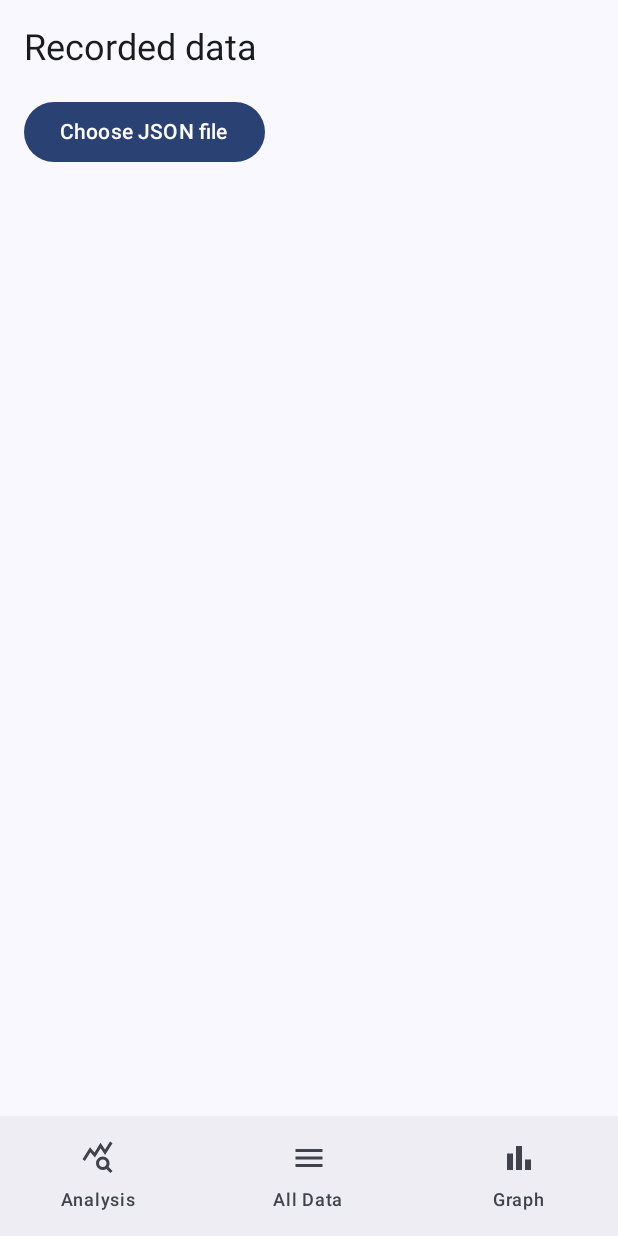
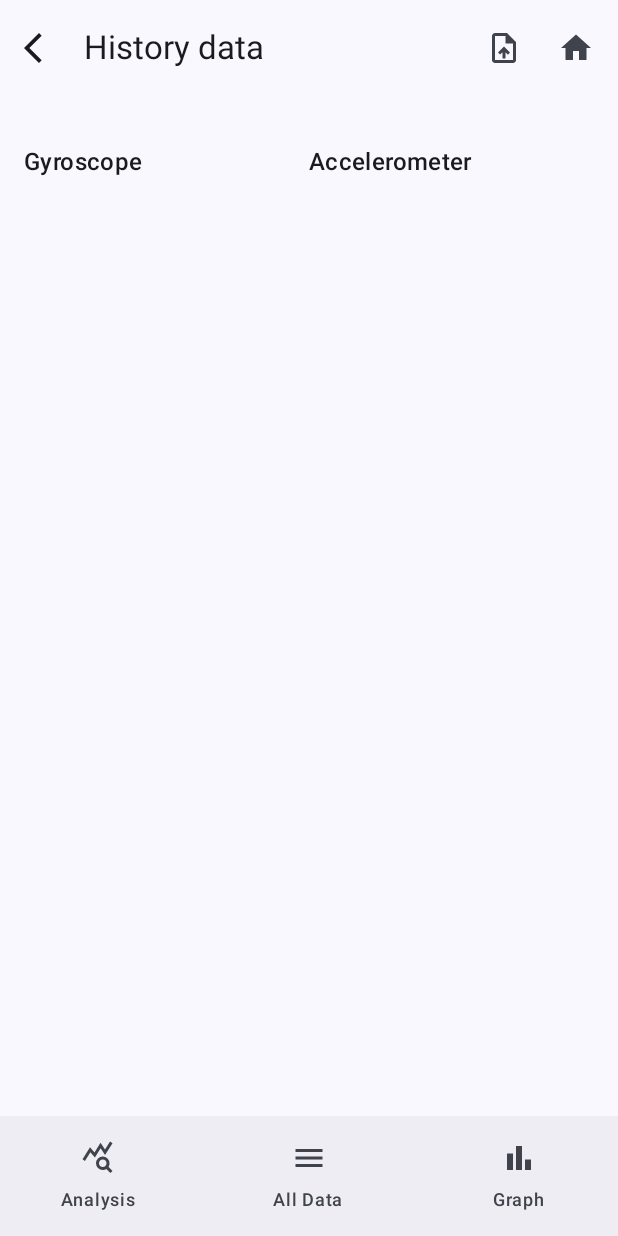
Before and after one commit to korunoskandrea/VR, an Android app built with Jetpack Compose: the LoadFromHistoryWidget screen opened through its navigation route, on a phone screen of 412 x 824 dp. Run offline under Robolectric (Android 15) with nearby library versions, the phone set to English and light mode, and no system bars.

Commit message:
Top Navigation Bar added

```diff
--- a/app/src/main/java/com/example/sensorsvr/ui/navigation/AppNavigation.kt
+++ b/app/src/main/java/com/example/sensorsvr/ui/navigation/AppNavigation.kt
@@ -12,7 +12,6 @@ import com.example.sensorsvr.ui.widgets.AllDataWidget
 import com.example.sensorsvr.ui.widgets.AnalysisWidget
 import com.example.sensorsvr.ui.widgets.ChartWidget
 import com.example.sensorsvr.ui.widgets.HomeWidget
-import com.example.sensorsvr.ui.widgets.LoadFromHistoryWidget
 import com.example.sensorsvr.ui.widgets.RecordDataWidget
 import com.example.sensorsvr.viewModel.DataViewModel
 import com.example.sensorsvr.viewModel.SensorViewModel
@@ -38,7 +37,8 @@ fun AppNavigation() {
             }
 
             composable("loadHistory") {
-                LoadFromHistoryWidget(navController = navController, dataViewModel)
+                dataViewModel.setIsHistory(true)
+                AllDataWidget(navController = navController, dataViewModel)
             }
 
             composable("analysis") {
--- /dev/null
+++ b/app/src/main/java/com/example/sensorsvr/ui/navigation/TopNavBar.kt
@@ -0,0 +1,86 @@
+package com.example.sensorsvr.ui.navigation
+
+import android.net.Uri
+import androidx.activity.compose.rememberLauncherForActivityResult
+import androidx.activity.result.contract.ActivityResultContracts
+import androidx.compose.material.icons.Icons
+import androidx.compose.material.icons.filled.Home
+import androidx.compose.material3.ExperimentalMaterial3Api
+import androidx.compose.material3.Icon
+import androidx.compose.material3.IconButton
+import androidx.compose.material3.Text
+import androidx.compose.material3.TopAppBar
+import androidx.compose.runtime.Composable
+import androidx.compose.runtime.getValue
+import androidx.compose.ui.platform.LocalContext
+import androidx.compose.ui.res.painterResource
+import androidx.lifecycle.viewmodel.compose.viewModel
+import androidx.navigation.NavController
+import androidx.navigation.compose.currentBackStackEntryAsState
+import com.example.sensorsvr.R
+import com.example.sensorsvr.viewModel.DataViewModel
+
+@OptIn(ExperimentalMaterial3Api::class)
+@Composable
+fun TopNavBar(navController: NavController, dataViewModel: DataViewModel = viewModel()) {
+    val navBackStackEntry by navController.currentBackStackEntryAsState()
+    val currentRoute = navBackStackEntry?.destination?.route
+
+    val title = when (currentRoute) {
+        "record" -> "Record data"
+        "loadHistory" -> "History data"
+        "analysis" -> "Analysis"
+        "allData" -> "All Data"
+        "chart" -> "Graph"
+        else -> "Sensor App"
+    }
+
+    val showTopBar = currentRoute != "home"
+    val context = LocalContext.current
+    val isHistory by dataViewModel.isHistory
+
+    val filePickerLauncher = rememberLauncherForActivityResult(
+        contract = ActivityResultContracts.OpenDocument(),
+        onResult = { uri: Uri? ->
+            uri?.let {
+                dataViewModel.loadFromFile(context, it)
+            }
+        }
+    )
+
+    if (showTopBar) {
+        TopAppBar(
+            title = { Text(text = title) },
+            navigationIcon = {
+                IconButton(onClick = {
+                    navController.popBackStack()
+                }) {
+                    Icon(
+                        painter = painterResource(id = R.drawable.arrow_back_ios_24dp_000000_fill0_wght400_grad0_opsz24),
+                        contentDescription = "Back"
+                    )
+                }
+            },
+            actions = {
+                if (isHistory) {
+                    IconButton(onClick = {
+                        filePickerLauncher.launch(arrayOf("application/json"))
+                    }) {
+                        Icon(
+                            painter = painterResource(id = R.drawable.upload_file_24dp_000000_fill0_wght400_grad0_opsz24),
+                            contentDescription = "Upload file"
+                        )
+                    }
+                }
+                IconButton(onClick = {
+                    navController.navigate("home")
+                }) {
+                    Icon(
+                        imageVector = Icons.Default.Home,
+                        contentDescription = "Go to Record"
+                    )
+                }
+            }
+        )
+    }
+}
--- a/app/src/main/java/com/example/sensorsvr/ui/widgets/AllDataWidget.kt
+++ b/app/src/main/java/com/example/sensorsvr/ui/widgets/AllDataWidget.kt
@@ -21,6 +21,7 @@ import androidx.compose.ui.unit.dp
 import androidx.lifecycle.viewmodel.compose.viewModel
 import androidx.navigation.NavController
 import com.example.sensorsvr.ui.navigation.BottomNavigationBar
+import com.example.sensorsvr.ui.navigation.TopNavBar
 import com.example.sensorsvr.utils.getBottomNavigationTabs
 import com.example.sensorsvr.viewModel.DataViewModel
 import java.text.SimpleDateFormat
@@ -42,6 +43,9 @@ fun AllDataWidget(
     val dateFormatter = remember { SimpleDateFormat("HH:mm:ss.SSS", Locale.getDefault()) }
 
     Scaffold(
+        topBar = {
+            TopNavBar(navController = navController, dataViewModel)
+        },
         bottomBar = {
             BottomNavigationBar(
                 navController = navController,
@@ -55,7 +59,6 @@ fun AllDataWidget(
                 .padding(paddingValues)
                 .padding(16.dp)
         ) {
-            Text("Recent recorded data", style = MaterialTheme.typography.headlineSmall)
             Spacer(modifier = Modifier.height(16.dp))
 
             Row(Modifier.fillMaxWidth()) {
--- a/app/src/main/java/com/example/sensorsvr/ui/widgets/AnalysisWidget.kt
+++ b/app/src/main/java/com/example/sensorsvr/ui/widgets/AnalysisWidget.kt
@@ -24,6 +24,7 @@ import com.airbnb.lottie.compose.rememberLottieComposition
 import com.example.sensorsvr.R
 import com.example.sensorsvr.model.SensorData
 import com.example.sensorsvr.ui.navigation.BottomNavigationBar
+import com.example.sensorsvr.ui.navigation.TopNavBar
 import com.example.sensorsvr.utils.getBottomNavigationTabs
 import com.example.sensorsvr.viewModel.DataViewModel
 import kotlin.math.sqrt
@@ -52,6 +53,9 @@ fun AnalysisWidget(
         iterations = LottieConstants.IterateForever
     )
     Scaffold(
+        topBar = {
+            TopNavBar(navController = navController, dataViewModel)
+        },
         bottomBar = {
             BottomNavigationBar(
                 navController = navController,
--- a/app/src/main/java/com/example/sensorsvr/ui/widgets/ChartWidget.kt
+++ b/app/src/main/java/com/example/sensorsvr/ui/widgets/ChartWidget.kt
@@ -17,6 +17,7 @@ import androidx.compose.ui.viewinterop.AndroidView
 import androidx.lifecycle.viewmodel.compose.viewModel
 import androidx.navigation.NavController
 import com.example.sensorsvr.ui.navigation.BottomNavigationBar
+import com.example.sensorsvr.ui.navigation.TopNavBar
 import com.example.sensorsvr.utils.getBottomNavigationTabs
 import com.example.sensorsvr.viewModel.DataViewModel
 import com.github.mikephil.charting.charts.LineChart
@@ -40,6 +41,9 @@ fun ChartWidget(
     val gyroData = data.filter { it.sensorType == "gyroscope" }
 
     Scaffold(
+        topBar = {
+            TopNavBar(navController = navController, dataViewModel)
+        },
         bottomBar = {
             BottomNavigationBar(
                 navController = navController,
@@ -60,7 +64,6 @@ fun ChartWidget(
             return@Scaffold
         }
 
-        // Refresh chart when data changes
         LaunchedEffect(data) {
             chartRef.value?.let { chart ->
                 val accelX = accelData.mapIndexed { i, d -> Entry(i.toFloat(), d.x) }
--- a/app/src/main/java/com/example/sensorsvr/ui/widgets/HomeWidget.kt
+++ b/app/src/main/java/com/example/sensorsvr/ui/widgets/HomeWidget.kt
@@ -7,30 +7,34 @@ import androidx.compose.foundation.layout.fillMaxSize
 import androidx.compose.foundation.layout.fillMaxWidth
 import androidx.compose.foundation.layout.height
 import androidx.compose.foundation.layout.padding
+import androidx.compose.foundation.layout.size
+import androidx.compose.foundation.layout.width
+import androidx.compose.material3.Button
 import androidx.compose.material3.Icon
+import androidx.compose.material3.Scaffold
 import androidx.compose.material3.Text
 import androidx.compose.runtime.Composable
 import androidx.compose.ui.Alignment
 import androidx.compose.ui.Modifier
 import androidx.compose.ui.res.painterResource
 import androidx.compose.ui.unit.dp
-import androidx.compose.foundation.layout.size
-import androidx.compose.foundation.layout.width
-
-import androidx.compose.material3.Button
 import com.example.sensorsvr.R
 
 @Composable
 fun HomeWidget(
-    onRecordClick:() -> Unit,
-    onLoadClick:() -> Unit
+    onRecordClick: () -> Unit,
+    onLoadClick: () -> Unit
 ) {
 
-    Column(modifier = Modifier
+    Scaffold { padding ->
+        Column(
+            modifier = Modifier
+                .padding(padding)
                 .fillMaxSize()
                 .padding(30.dp),
             verticalArrangement = Arrangement.Center,
-        horizontalAlignment = Alignment.CenterHorizontally)
+            horizontalAlignment = Alignment.CenterHorizontally
+        )
         {
             Button(onClick = onRecordClick, modifier = Modifier.fillMaxWidth())
             {
@@ -55,3 +59,4 @@ fun HomeWidget(
             }
         }
     }
+}
--- a/app/src/main/java/com/example/sensorsvr/ui/widgets/LoadFromHistoryWidget.kt
+++ b/app/src/main/java/com/example/sensorsvr/ui/widgets/LoadFromHistoryWidget.kt
@@ -8,9 +8,12 @@ import androidx.compose.foundation.layout.Spacer
 import androidx.compose.foundation.layout.fillMaxHeight
 import androidx.compose.foundation.layout.height
 import androidx.compose.foundation.layout.padding
+import androidx.compose.foundation.layout.size
+import androidx.compose.foundation.layout.width
 import androidx.compose.foundation.lazy.LazyColumn
 import androidx.compose.material3.Button
 import androidx.compose.material3.HorizontalDivider
+import androidx.compose.material3.Icon
 import androidx.compose.material3.MaterialTheme
 import androidx.compose.material3.Scaffold
 import androidx.compose.material3.Text
@@ -18,12 +21,14 @@ import androidx.compose.runtime.Composable
 import androidx.compose.runtime.getValue
 import androidx.compose.ui.Modifier
 import androidx.compose.ui.platform.LocalContext
+import androidx.compose.ui.res.painterResource
 import androidx.compose.ui.unit.dp
 import androidx.lifecycle.viewmodel.compose.viewModel
 import androidx.navigation.NavController
 import com.example.sensorsvr.R
-import com.example.sensorsvr.model.IconRouteTabItem
 import com.example.sensorsvr.ui.navigation.BottomNavigationBar
+import com.example.sensorsvr.ui.navigation.TopNavBar
+import com.example.sensorsvr.utils.getBottomNavigationTabs
 import com.example.sensorsvr.viewModel.DataViewModel
 
 @Composable
@@ -46,28 +51,16 @@ fun LoadFromHistoryWidget(
     )
 
     Scaffold(
+        topBar = {
+            TopNavBar(navController = navController)
+        },
         bottomBar = {
-            BottomNavigationBar(
-                navController = navController,
-                tabs = listOf(
-                    IconRouteTabItem(
-                        name = "Analysis",
-                        route = "analysis",
-                        icon = R.drawable.query_stats_24dp_000000_fill0_wght400_grad0_opsz24
-                    ),
-                    IconRouteTabItem(
-                        name = "All Data",
-                        route = "allData",
-                        icon = R.drawable.menu_24dp_000000_fill0_wght400_grad0_opsz24
-                    ),
-                    IconRouteTabItem(
-                        name = "Graph",
-                        route = "chart",
-                        icon = R.drawable.bar_chart_24dp_000000_fill0_wght400_grad0_opsz24
-                    ),
+            if (data.isNotEmpty()) {
+                BottomNavigationBar(
+                    navController = navController,
+                    tabs = getBottomNavigationTabs(isHistoryWidget = true)
                 )
-            )
-
+            }
         }
 
     ) { paddingValues ->
@@ -77,21 +70,26 @@ fun LoadFromHistoryWidget(
                 .padding(16.dp)
         )
         {
-            Text("Recorded data", style = MaterialTheme.typography.headlineSmall)
             Spacer(modifier = Modifier.height(16.dp))
 
             Button(onClick = {
                 filePickerLauncher.launch(arrayOf("application/json"))
             }) {
-                Text("Choose JSON file")
+                Icon(
+                    painter = painterResource(id = R.drawable.upload_file_24dp_000000_fill0_wght400_grad0_opsz24),
+                    contentDescription = "Record Button Icon",
+                    modifier = Modifier.size(24.dp)
+                )
+                Spacer(modifier = Modifier.width(8.dp))
+                Text("Record data")
             }
 
             Spacer(modifier = Modifier.height(16.dp))
 
             if (data.isNotEmpty()) {
                 Text(
-                    "Recorded data from: {$username}",
-                    style = MaterialTheme.typography.titleMedium
+                    "User: $username",
+                    style = MaterialTheme.typography.headlineSmall
                 )
                 Spacer(modifier = Modifier.height(8.dp))
 
--- a/app/src/main/java/com/example/sensorsvr/ui/widgets/RecordDataWidget.kt
+++ b/app/src/main/java/com/example/sensorsvr/ui/widgets/RecordDataWidget.kt
@@ -34,6 +34,7 @@ import androidx.lifecycle.viewmodel.compose.viewModel
 import androidx.navigation.NavController
 import com.example.sensorsvr.R
 import com.example.sensorsvr.ui.navigation.BottomNavigationBar
+import com.example.sensorsvr.ui.navigation.TopNavBar
 import com.example.sensorsvr.utils.getBottomNavigationTabs
 import com.example.sensorsvr.utils.saveToJson
 import com.example.sensorsvr.viewModel.DataViewModel
@@ -65,6 +66,9 @@ fun RecordDataWidget(
     val dateFormatter = remember { SimpleDateFormat("HH:mm:ss.SSS", Locale.getDefault()) }
 
     Scaffold(
+        topBar = {
+            TopNavBar(navController = navController)
+        },
         bottomBar = {
             if (data.isNotEmpty()) {
                 BottomNavigationBar(
@@ -81,8 +85,6 @@ fun RecordDataWidget(
                 .padding(paddingValues)
                 .padding(16.dp)
         ) {
-            Text("Record data", style = MaterialTheme.typography.headlineSmall)
-
             Spacer(modifier = Modifier.height(16.dp))
 
             OutlinedTextField(
--- /dev/null
+++ b/app/src/main/res/drawable/arrow_back_ios_24dp_000000_fill0_wght400_grad0_opsz24.xml
@@ -0,0 +1,9 @@
+<vector xmlns:android="http://schemas.android.com/apk/res/android"
+    android:width="24dp"
+    android:height="24dp"
+    android:viewportWidth="960"
+    android:viewportHeight="960">
+  <path
+      android:pathData="M400,880 L0,480l400,-400 71,71 -329,329 329,329 -71,71Z"
+      android:fillColor="#000000"/>
+</vector>
--- /dev/null
+++ b/app/src/main/res/drawable/upload_file_24dp_000000_fill0_wght400_grad0_opsz24.xml
@@ -0,0 +1,9 @@
+<vector xmlns:android="http://schemas.android.com/apk/res/android"
+    android:width="24dp"
+    android:height="24dp"
+    android:viewportWidth="960"
+    android:viewportHeight="960">
+  <path
+      android:pathData="M440,760h80v-167l64,64 56,-57 -160,-160 -160,160 57,56 63,-63v167ZM240,880q-33,0 -56.5,-23.5T160,800v-640q0,-33 23.5,-56.5T240,80h320l240,240v480q0,33 -23.5,56.5T720,880L240,880ZM520,360v-200L240,160v640h480v-440L520,360ZM240,160v200,-200 640,-640Z"
+      android:fillColor="#000000"/>
+</vector>
```
Also changed, not shown: app/src/main/java/com/example/sensorsvr/ui/navigation/BottomNavBar.kt (renamed from app/src/main/java/com/example/sensorsvr/ui/navigation/BottomNavigationBar.kt). Lines whose indentation alone changed are shown as unchanged.
